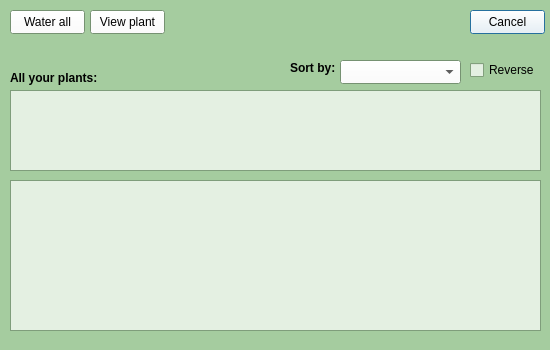
denzelxav/Plantfolio, file project/ui/all_plants.ui: the form before one commit.
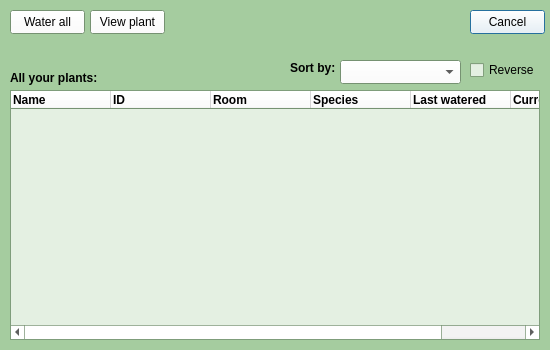
The form after the commit.

Commit message: Functionality of table and reversing the sorting order

What changed in the file:
```diff
--- a/project/ui/all_plants.ui
+++ b/project/ui/all_plants.ui
@@ -224,22 +224,6 @@
   <property name="windowTitle">
    <string>All plants</string>
   </property>
-  <widget class="QListWidget" name="select_plant">
-   <property name="geometry">
-    <rect>
-     <x>10</x>
-     <y>90</y>
-     <width>531</width>
-     <height>81</height>
-    </rect>
-   </property>
-   <property name="iconSize">
-    <size>
-     <width>64</width>
-     <height>64</height>
-    </size>
-   </property>
-  </widget>
   <widget class="QLabel" name="select_label">
    <property name="geometry">
     <rect>
@@ -342,11 +326,92 @@
    <property name="geometry">
     <rect>
      <x>10</x>
-     <y>180</y>
-     <width>531</width>
-     <height>151</height>
+     <y>90</y>
+     <width>530</width>
+     <height>250</height>
     </rect>
    </property>
+   <property name="columnCount">
+    <number>6</number>
+   </property>
+   <column>
+    <property name="text">
+     <string>Name</string>
+    </property>
+    <property name="font">
+     <font>
+      <bold>true</bold>
+     </font>
+    </property>
+    <property name="textAlignment">
+     <set>AlignLeading|AlignVCenter</set>
+    </property>
+   </column>
+   <column>
+    <property name="text">
+     <string>ID</string>
+    </property>
+    <property name="font">
+     <font>
+      <bold>true</bold>
+     </font>
+    </property>
+    <property name="textAlignment">
+     <set>AlignLeading|AlignVCenter</set>
+    </property>
+   </column>
+   <column>
+    <property name="text">
+     <string>Room</string>
+    </property>
+    <property name="font">
+     <font>
+      <bold>true</bold>
+     </font>
+    </property>
+    <property name="textAlignment">
+     <set>AlignLeading|AlignVCenter</set>
+    </property>
+   </column>
+   <column>
+    <property name="text">
+     <string>Species</string>
+    </property>
+    <property name="font">
+     <font>
+      <bold>true</bold>
+     </font>
+    </property>
+    <property name="textAlignment">
+     <set>AlignLeading|AlignVCenter</set>
+    </property>
+   </column>
+   <column>
+    <property name="text">
+     <string>Last watered</string>
+    </property>
+    <property name="font">
+     <font>
+      <bold>true</bold>
+     </font>
+    </property>
+    <property name="textAlignment">
+     <set>AlignLeading|AlignVCenter</set>
+    </property>
+   </column>
+   <column>
+    <property name="text">
+     <string>Current tasks</string>
+    </property>
+    <property name="font">
+     <font>
+      <bold>true</bold>
+     </font>
+    </property>
+    <property name="textAlignment">
+     <set>AlignLeading|AlignVCenter</set>
+    </property>
+   </column>
   </widget>
  </widget>
  <resources/>
```
The commit also changes 2 other files.
